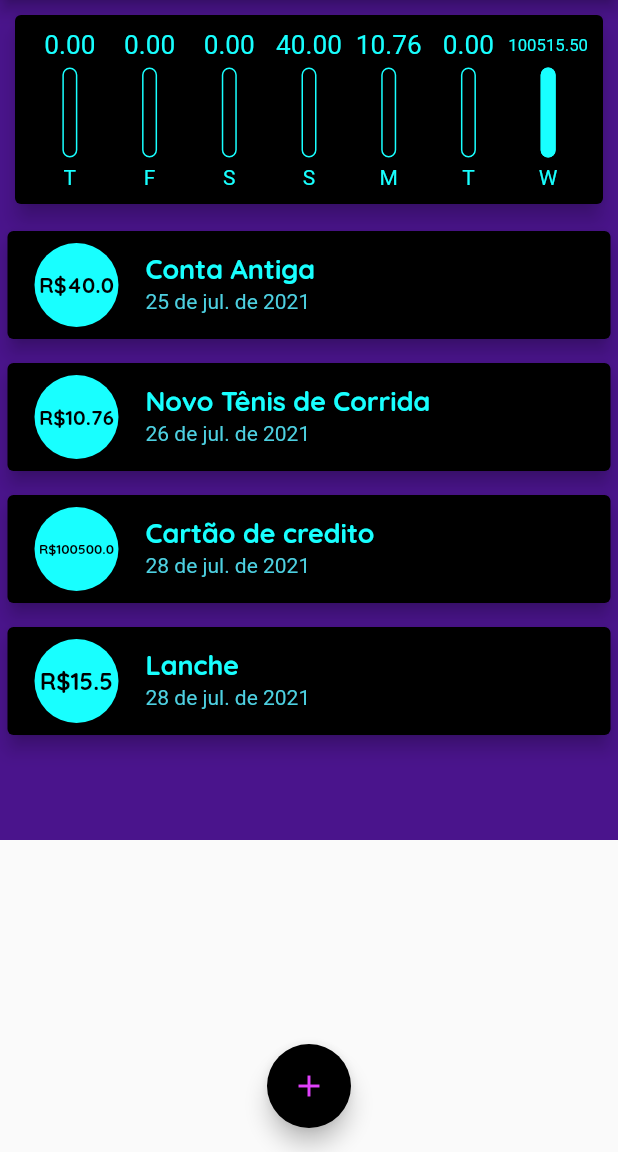
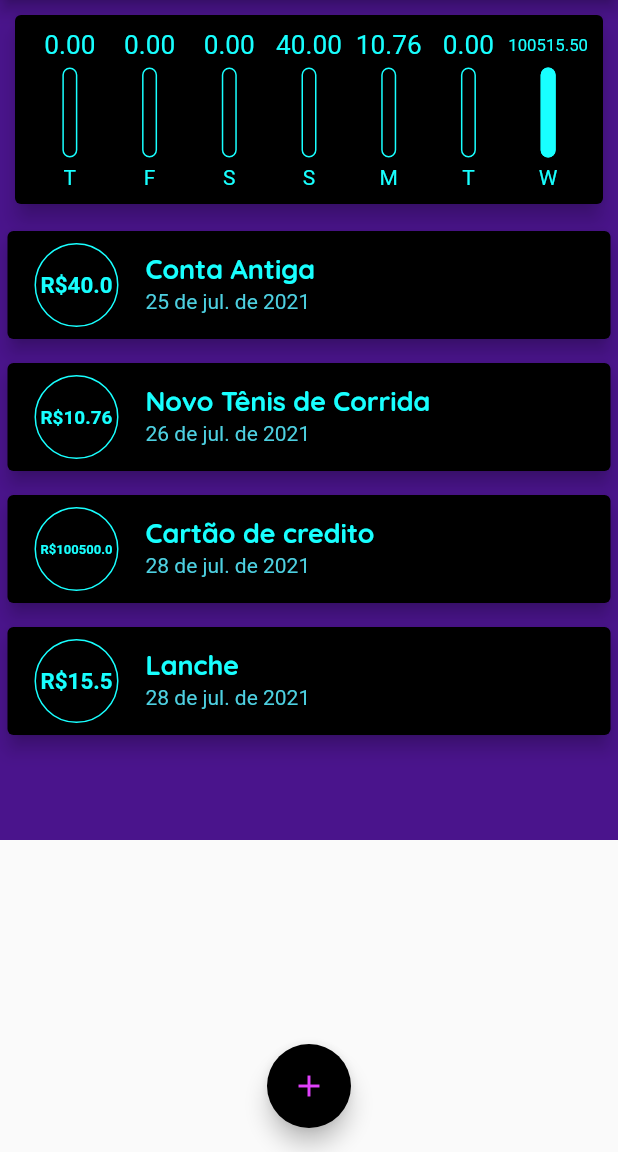
Before and after one commit to oscarbfs/Expenses_app, a Flutter app: the screen it shows after launch, on a phone screen of 412 x 824 dp, the part 84-1236 px from its top. Run offline on Flutter 3.47's test engine with Material 2 defaults, Android fonts, the phone set to English and light mode, and no system bars.

Commit message:
trocando CirculeAvatar por Container

```diff
--- a/lib/components/transaction_list.dart
+++ b/lib/components/transaction_list.dart
@@ -44,16 +44,22 @@ class TransactionList extends StatelessWidget {
                     horizontal: 5,
                   ),
                   child: ListTile(
-                    leading: CircleAvatar(
-                      backgroundColor: Colors.cyanAccent,
-                      radius: 30,
+                    leading: Container(
+                      decoration: BoxDecoration(
+                        shape: BoxShape.circle,
+                        border: Border.all(
+                          color: Colors.cyanAccent,
+                        ),
+                      ),
+                      height: 60,
+                      width: 60,
                       child: Padding(
                         padding: const EdgeInsets.all(5),
                         child: FittedBox(
                           child: Text(
                             'R\$${tr.value}',
                             style: TextStyle(
-                              color: Colors.black,
+                              color: Colors.cyanAccent,
                               fontWeight: FontWeight.bold,
                             ),
                           ),
```
